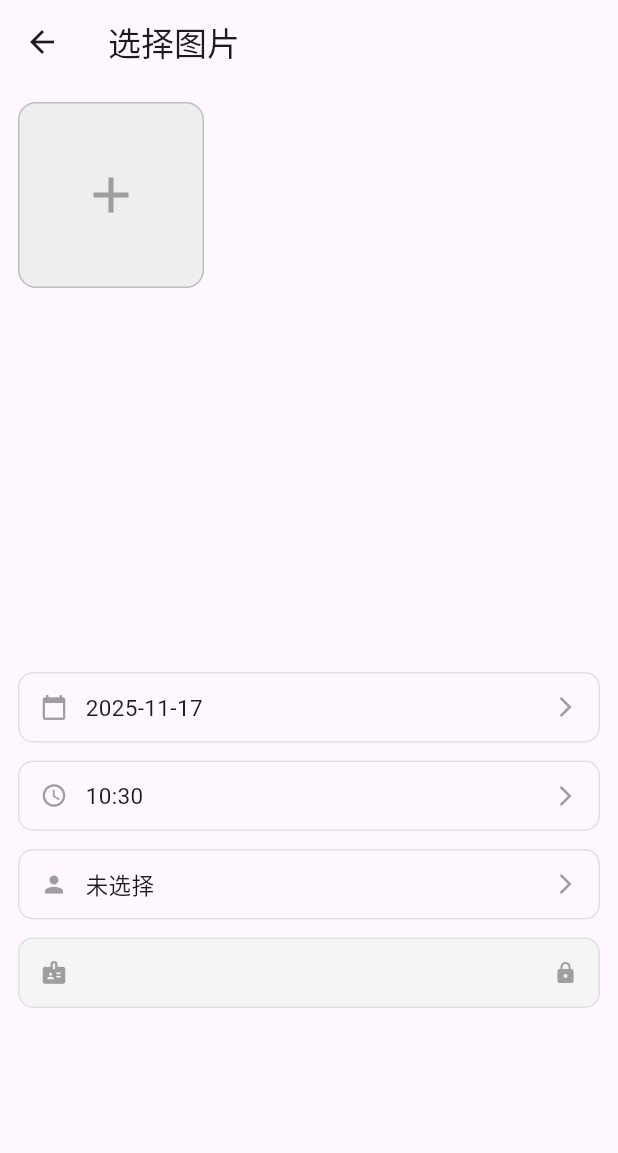
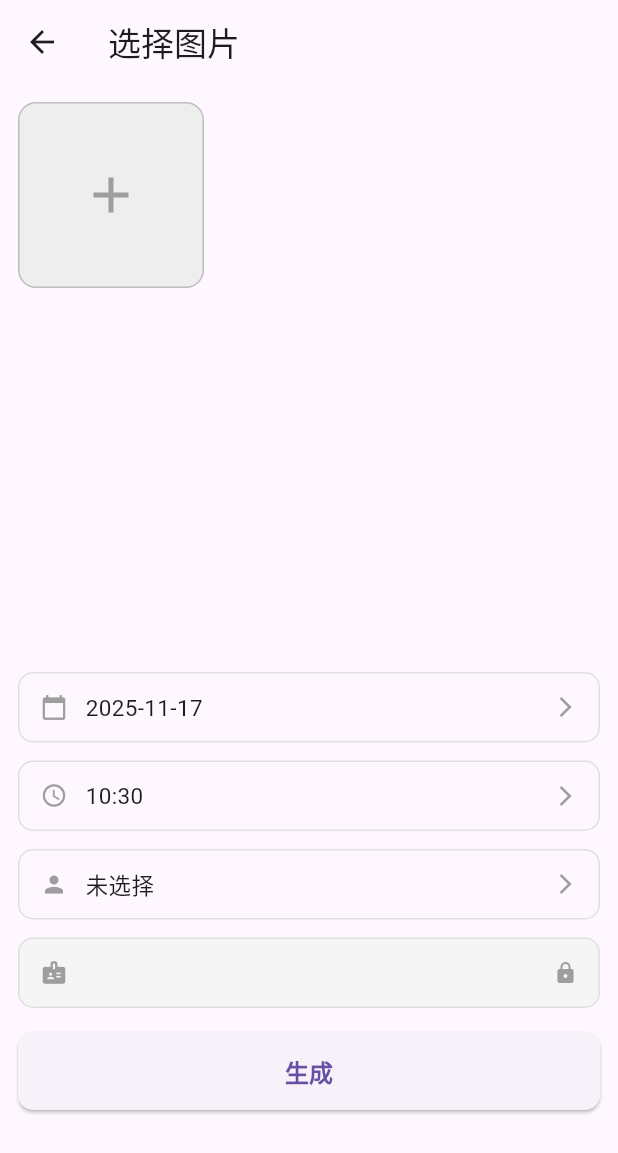
Before and after one commit to nismison/WaterMarker_Flutter, a Flutter app: the screen it shows after launch, on a phone screen of 412 x 824 dp. Shown: the top 1153 px of the screen. Run offline on Flutter 3.47's test engine with Material 3 defaults, Android fonts, the phone set to English and light mode, and no system bars; our stand-ins replace fluro, image_picker.

Commit message:
feat(image-picker): 添加生成按钮及处理逻辑

```diff
--- a/lib/pages/image_picker_page.dart
+++ b/lib/pages/image_picker_page.dart
@@ -154,6 +154,26 @@ class _ImagePickerPageState extends State<ImagePickerPage> {
               ],
             ),
           ),
+          // 生成按钮
+          const SizedBox(height: 16),
+          ElevatedButton(
+            onPressed: () {
+              // 生成逻辑或回调处理
+              _handleGenerate(provider); // 下面有函数示例
+            },
+            style: ElevatedButton.styleFrom(
+              padding: const EdgeInsets.symmetric(vertical: 14),
+              shape: RoundedRectangleBorder(
+                borderRadius: BorderRadius.circular(10),
+              ),
+              textStyle: const TextStyle(
+                fontSize: 16,
+                fontWeight: FontWeight.bold,
+              ),
+            ),
+            child: const Text('生成'),
+          ),
+          const SizedBox(height: 40),
         ],
       ),
     );
@@ -185,4 +205,26 @@ class _ImagePickerPageState extends State<ImagePickerPage> {
       ),
     );
   }
+
+  void _handleGenerate(ImagePickerProvider provider) {
+    if (provider.pickedImages.isEmpty) {
+      // 这里可以替换为 SnackBar / Toast
+      debugPrint("请先选择至少一张图片");
+      return;
+    }
+    if (provider.selectedUser == null) {
+      debugPrint("请先选择用户");
+      return;
+    }
+
+    final datetime = provider.combinedDateTime;
+    final userNumber = provider.selectedUserNumber;
+
+    debugPrint("开始生成...");
+    debugPrint("日期时间：$datetime");
+    debugPrint("用户编号：$userNumber");
+    debugPrint("共选择图片：${provider.pickedImages.length} 张");
+
+    // TODO：根据业务进行生成、上传、写入数据库等
+  }
 }
```
